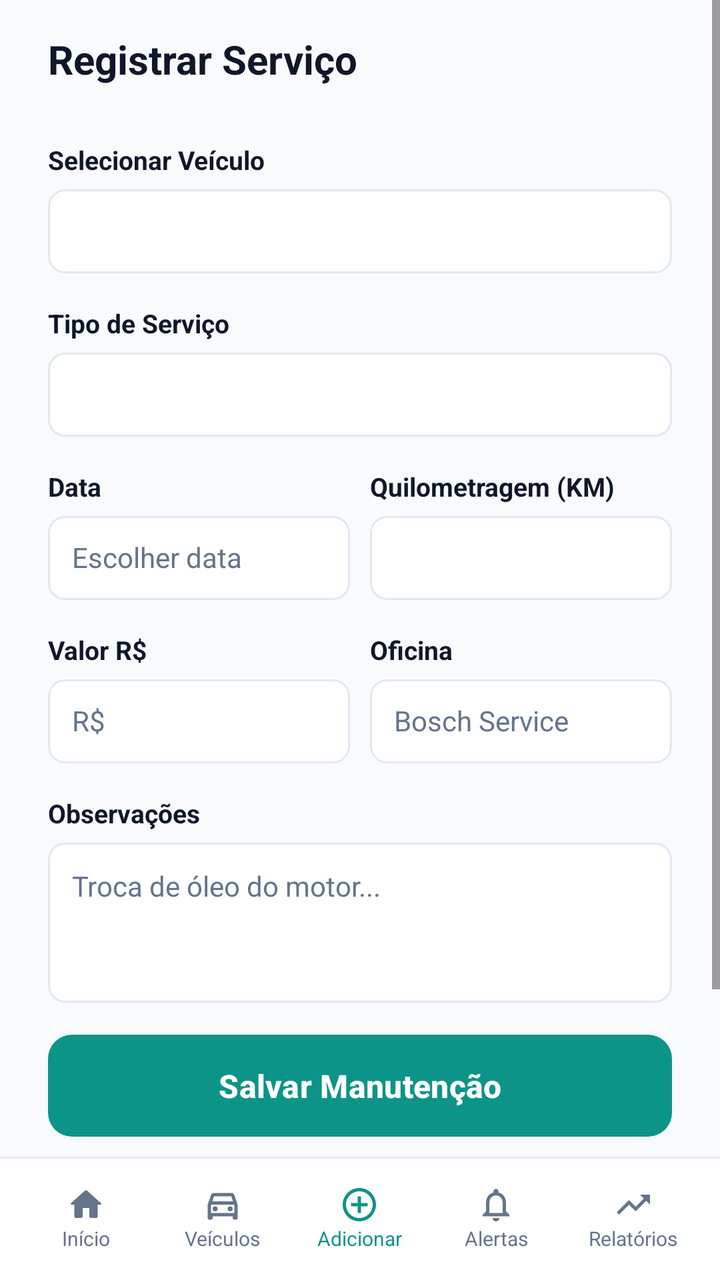
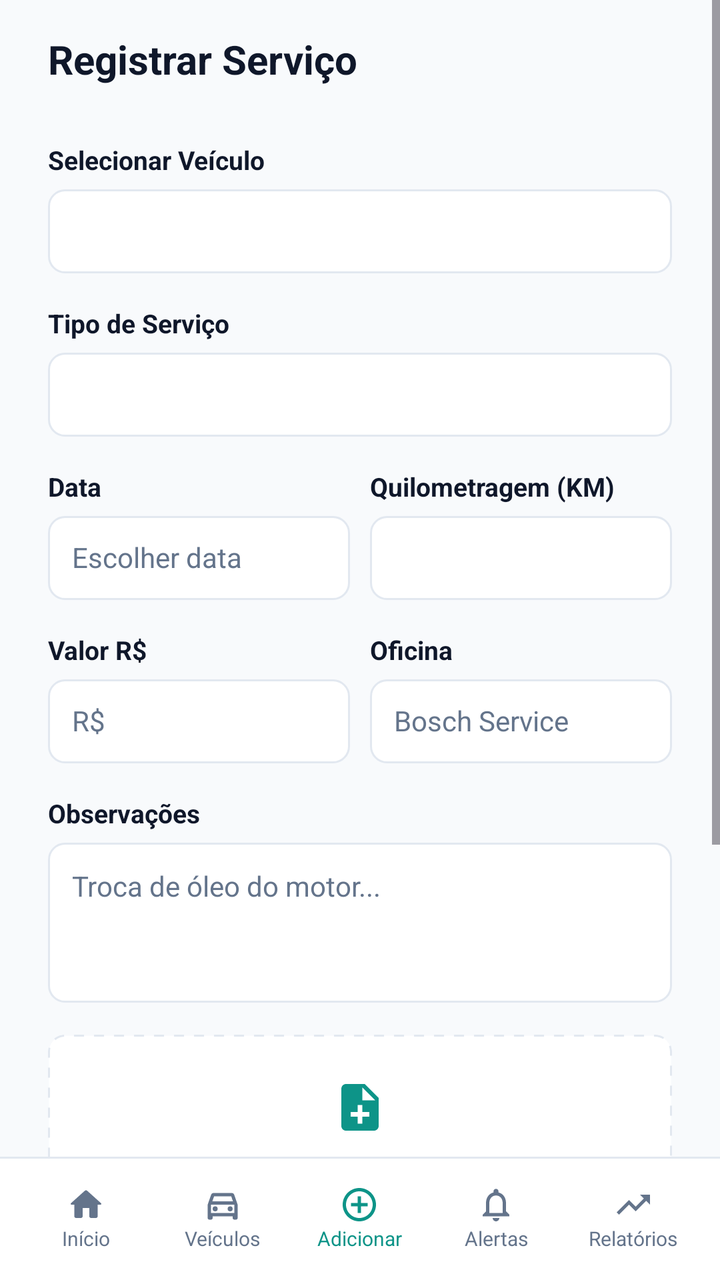

Two renders of the same Android screen: before a commit and after it. Below are the layout's source before the change and the commit's diff.
<!-- AndroidManifest.xml: application theme Theme.Virabraking -->
<!-- res/layout/activity_registrar_servico.xml -->
<?xml version="1.0" encoding="utf-8"?>
<androidx.constraintlayout.widget.ConstraintLayout xmlns:android="http://schemas.android.com/apk/res/android"
    xmlns:app="http://schemas.android.com/apk/res-auto"
    xmlns:tools="http://schemas.android.com/tools"
    android:layout_width="match_parent"
    android:layout_height="match_parent"
    android:background="#f8fafc"
    tools:context=".RegistrarServico">

    <ScrollView
        android:layout_width="match_parent"
        android:layout_height="0dp"
        android:fillViewport="true"
        app:layout_constraintTop_toTopOf="parent"
        app:layout_constraintBottom_toTopOf="@id/llMenu">

        <LinearLayout
            android:layout_width="match_parent"
            android:layout_height="wrap_content"
            android:orientation="vertical">

            <LinearLayout
                android:layout_width="match_parent"
                android:layout_height="wrap_content"
                android:paddingHorizontal="24dp"
                android:paddingVertical="16dp"
                android:gravity="center_vertical">

                <TextView
                    android:layout_width="match_parent"
                    android:layout_height="wrap_content"
                    android:text="Registrar Serviço"
                    android:textStyle="bold"
                    android:textSize="20sp"
                    android:textColor="#0F172A" />
            </LinearLayout>

            <LinearLayout
                android:layout_width="match_parent"
                android:layout_height="wrap_content"
                android:paddingHorizontal="24dp"
                android:paddingVertical="12dp"
                android:orientation="vertical">

                <LinearLayout
                    android:layout_width="match_parent"
                    android:layout_height="wrap_content"
                    android:layout_marginBottom="16dp"
                    android:orientation="vertical">

                    <TextView
                        android:layout_width="match_parent"
                        android:layout_height="wrap_content"
                        android:layout_marginBottom="6dp"
                        android:text="Selecionar Veículo"
                        android:textColor="#0F172A"
                        android:textSize="13sp"
                        android:textStyle="bold" />

                    <Spinner
                        android:id="@+id/spVeiculo"
                        android:layout_width="match_parent"
                        android:background="@drawable/bg_branco_arredondado_com_borda"
                        android:layout_height="42dp" />
                </LinearLayout>

                <LinearLayout
                    android:layout_width="match_parent"
                    android:layout_height="wrap_content"
                    android:layout_marginBottom="16dp"
                    android:orientation="vertical">

                    <TextView
                        android:layout_width="match_parent"
                        android:layout_height="wrap_content"
                        android:layout_marginBottom="6dp"
                        android:text="Tipo de Serviço"
                        android:textColor="#0F172A"
                        android:textSize="13sp"
                        android:textStyle="bold" />

                    <Spinner
                        android:id="@+id/sTipoServico"
                        android:layout_width="match_parent"
                        android:background="@drawable/bg_branco_arredondado_com_borda"
                        android:popupBackground="#ffffff"
                        android:layout_height="42dp" />
                </LinearLayout>

                <LinearLayout
                    android:layout_width="match_parent"
                    android:layout_height="wrap_content"
                    android:divider="@drawable/gap"
                    android:layout_marginBottom="16dp"
                    android:showDividers="middle">

                    <LinearLayout
                        android:layout_width="0dp"
                        android:layout_height="wrap_content"
                        android:orientation="vertical"
                        android:layout_weight="1">

                        <TextView
                            android:layout_width="match_parent"
                            android:layout_height="wrap_content"
                            android:layout_marginBottom="6dp"
                            android:text="Data"
                            android:textColor="#0F172A"
                            android:textSize="13sp"
                            android:textStyle="bold" />

                        <EditText
                            android:id="@+id/etData"
                            android:layout_width="match_parent"
                            android:layout_height="42dp"
                            android:background="@drawable/bg_branco_arredondado_com_borda"
                            android:hint="Escolher data"
                            android:textColorHint="#64748b"
                            android:textColor="#0F172A"
                            android:padding="12dp"
                            android:textSize="14sp"
                            android:focusable="false"
                            android:clickable="true"
                            android:cursorVisible="false"
                            android:importantForAutofill="no" />
                    </LinearLayout>

                    <LinearLayout
                        android:layout_width="0dp"
                        android:layout_height="wrap_content"
                        android:orientation="vertical"
                        android:layout_weight="1">

                        <TextView
                            android:layout_width="match_parent"
                            android:layout_height="wrap_content"
                            android:layout_marginBottom="6dp"
                            android:text="Quilometragem (KM)"
                            android:textColor="#0F172A"
                            android:textSize="13sp"
                            android:textStyle="bold" />

                        <EditText
                            android:id="@+id/etQuilometragem"
                            android:layout_width="match_parent"
                            android:layout_height="42dp"
                            android:background="@drawable/bg_branco_arredondado_com_borda"
                            android:inputType="number"
                            android:enabled="false"
                            android:textSize="14sp"
                            android:padding="12dp" />
                    </LinearLayout>
                </LinearLayout>

                <LinearLayout
                    android:layout_width="match_parent"
                    android:layout_height="wrap_content"
                    android:divider="@drawable/gap"
                    android:layout_marginBottom="16dp"
                    android:showDividers="middle">

                    <LinearLayout
                        android:layout_width="0dp"
                        android:layout_height="wrap_content"
                        android:orientation="vertical"
                        android:layout_weight="1">

                        <TextView
                            android:layout_width="match_parent"
                            android:layout_height="wrap_content"
                            android:layout_marginBottom="6dp"
                            android:text="Valor R$"
                            android:textColor="#0F172A"
                            android:textSize="13sp"
                            android:textStyle="bold" />

                        <EditText
                            android:id="@+id/etValor"
                            android:layout_width="match_parent"
                            android:layout_height="42dp"
                            android:background="@drawable/bg_branco_arredondado_com_borda"
                            android:inputType="numberDecimal"
                            android:hint="R$"
                            android:textColorHint="#64748b"
                            android:textColor="#0F172A"
                            android:padding="12dp"
                            android:textSize="14sp" />
                    </LinearLayout>

                    <LinearLayout
                        android:layout_width="0dp"
                        android:layout_height="wrap_content"
                        android:orientation="vertical"
                        android:layout_weight="1">

                        <TextView
                            android:layout_width="match_parent"
                            android:layout_height="wrap_content"
                            android:layout_marginBottom="6dp"
                            android:text="Oficina"
                            android:textColor="#0F172A"
                            android:textSize="13sp"
                            android:textStyle="bold" />

                        <EditText
                            android:id="@+id/etOficina"
                            android:layout_width="match_parent"
                            android:layout_height="42dp"
                            android:background="@drawable/bg_branco_arredondado_com_borda"
                            android:textColorHint="#64748b"
                            android:hint="Bosch Service"
                            android:textSize="14sp"
                            android:textColor="#0F172A"
                            android:padding="12dp" />
                    </LinearLayout>
                </LinearLayout>

                <LinearLayout
                    android:layout_width="match_parent"
                    android:layout_height="wrap_content"
                    android:layout_marginBottom="16dp"
                    android:orientation="vertical">

                    <TextView
                        android:layout_width="match_parent"
                        android:layout_height="wrap_content"
                        android:layout_marginBottom="6dp"
                        android:text="Observações"
                        android:textColor="#0F172A"
                        android:textSize="13sp"
                        android:textStyle="bold" />

                    <EditText
                        android:id="@+id/etObservacoes"
                        android:layout_width="match_parent"
                        android:layout_height="80dp"
                        android:background="@drawable/bg_branco_arredondado_com_borda"
                        android:hint="Troca de óleo do motor..."
                        android:textColorHint="#64748b"
                        android:textColor="#0F172A"
                        android:padding="12dp"
                        android:textSize="14sp"
                        android:gravity="start" />
                </LinearLayout>

                <Button
                    android:id="@+id/btnSalvarManutencao"
                    android:layout_width="match_parent"
                    android:layout_height="51dp"
                    android:background="@drawable/btn_borda_arredondada"
                    android:text="Salvar Manutenção"
                    android:textSize="16sp"
                    android:layout_marginBottom="12dp"
                    android:textStyle="bold"
                    android:textColor="#ffffff" />

                <View
                    android:layout_width="match_parent"
                    android:layout_height="2px"
                    android:background="#e2e8f0"
                    android:layout_marginBottom="16dp" />

                <Button
                    android:id="@+id/btnAbastecer"
                    android:layout_width="match_parent"
                    android:layout_height="51dp"
                    android:background="@drawable/btn_borda_arredondada"
                    android:text="Abastecer"
                    android:textSize="16sp"
                    android:layout_marginBottom="16dp"
                    android:textStyle="bold"
                    android:textColor="#ffffff" />
            </LinearLayout>
        </LinearLayout>
    </ScrollView>

    <LinearLayout
        android:id="@+id/llMenu"
        android:layout_width="match_parent"
        android:layout_height="wrap_content"
        android:orientation="horizontal"
        android:background="@drawable/borda_topo_menu_inferior"
        android:padding="14dp"
        android:divider="@drawable/gap"
        android:showDividers="middle"
        app:layout_constraintBottom_toBottomOf="parent">

        <LinearLayout
            android:id="@+id/llInicio"
            android:layout_width="0dp"
            android:layout_height="wrap_content"
            android:orientation="vertical"
            android:layout_weight="1"
            android:gravity="center">

            <ImageView
                android:layout_width="wrap_content"
                android:layout_height="wrap_content"
                android:src="@drawable/vetor_menu_inicio"
                app:tint="#64748b" />

            <TextView
                android:layout_width="wrap_content"
                android:layout_height="wrap_content"
                android:text="Início"
                android:textSize="10sp"
                android:textColor="#64748b" />
        </LinearLayout>

        <LinearLayout
            android:id="@+id/llVeiculos"
            android:layout_width="0dp"
            android:layout_height="wrap_content"
            android:orientation="vertical"
            android:layout_weight="1"
            android:gravity="center">

            <ImageView
                android:layout_width="wrap_content"
                android:layout_height="wrap_content"
                android:src="@drawable/vetor_menu_veiculo" />

            <TextView
                android:layout_width="wrap_content"
                android:layout_height="wrap_content"
                android:text="Veículos"
                android:textSize="10sp"
                android:textColor="#64748b" />
        </LinearLayout>

        <LinearLayout
            android:id="@+id/llAdicionar"
            android:layout_width="0dp"
            android:layout_height="wrap_content"
            android:orientation="vertical"
            android:layout_weight="1"
            android:gravity="center">

            <ImageView
                android:layout_width="wrap_content"
                android:layout_height="wrap_content"
                android:src="@drawable/vetor_menu_adicionar"
                app:tint="#0d9488" />

            <TextView
                android:layout_width="wrap_content"
                android:layout_height="wrap_content"
                android:text="Adicionar"
                android:textSize="10sp"
                android:textColor="#0d9488" />
        </LinearLayout>

        <LinearLayout
            android:id="@+id/llAlertas"
            android:layout_width="0dp"
            android:layout_height="wrap_content"
            android:orientation="vertical"
            android:layout_weight="1"
            android:gravity="center">

            <ImageView
                android:layout_width="wrap_content"
                android:layout_height="wrap_content"
                android:src="@drawable/vetor_menu_alertas" />

            <TextView
                android:layout_width="wrap_content"
                android:layout_height="wrap_content"
                android:text="Alertas"
                android:textSize="10sp"
                android:textColor="#64748b" />
        </LinearLayout>

        <LinearLayout
            android:id="@+id/llRelatorios"
            android:layout_width="0dp"
            android:layout_height="wrap_content"
            android:orientation="vertical"
            android:layout_weight="1"
            android:gravity="center">

            <ImageView
                android:layout_width="wrap_content"
                android:layout_height="wrap_content"
                android:src="@drawable/vetor_menu_relatorios" />

            <TextView
                android:layout_width="wrap_content"
                android:layout_height="wrap_content"
                android:text="Relatórios"
                android:textSize="10sp"
                android:textColor="#64748b" />
        </LinearLayout>
    </LinearLayout>
</androidx.constraintlayout.widget.ConstraintLayout>
<!-- resources referenced by this layout -->
<resources>
  <!-- drawable bg_branco_arredondado_com_borda (drawable) -->
  <?xml version="1.0" encoding="utf-8"?>
  <shape xmlns:android="http://schemas.android.com/apk/res/android"
      android:shape="rectangle">
  
      <solid android:color="#ffffff" />
      <stroke
          android:width="1dp"
          android:color="#e2e8f0" />
  
      <corners android:radius="8dp" />
  
  </shape>
  <!-- drawable borda_topo_menu_inferior (drawable) -->
  <?xml version="1.0" encoding="utf-8"?>
  <layer-list xmlns:android="http://schemas.android.com/apk/res/android">
      <item>
          <shape android:shape="rectangle">
              <solid android:color="#FFFFFF" />
          </shape>
      </item>
  
      <item android:height="1dp">
          <shape android:shape="rectangle">
              <solid android:color="#e2e8f0" />
          </shape>
      </item>
  
  </layer-list>
  <!-- drawable btn_borda_arredondada (drawable) -->
  <?xml version="1.0" encoding="utf-8"?>
  <shape xmlns:android="http://schemas.android.com/apk/res/android">
  
      <corners android:radius="12dp" />
  </shape>
  <!-- drawable gap (drawable) -->
  <?xml version="1.0" encoding="utf-8"?>
  <shape xmlns:android="http://schemas.android.com/apk/res/android">
      <size android:height="10dp" android:width="10dp" />
      <solid android:color="@android:color/transparent" />
  </shape>
  <!-- drawable vetor_menu_adicionar (drawable) -->
  <vector android:height="20dp" android:tint="#64748b"
      android:viewportHeight="24" android:viewportWidth="24"
      android:width="20dp" xmlns:android="http://schemas.android.com/apk/res/android">
      <path android:fillColor="@android:color/white" android:pathData="M13,7h-2v4L7,11v2h4v4h2v-4h4v-2h-4L13,7zM12,2C6.48,2 2,6.48 2,12s4.48,10 10,10 10,-4.48 10,-10S17.52,2 12,2zM12,20c-4.41,0 -8,-3.59 -8,-8s3.59,-8 8,-8 8,3.59 8,8 -3.59,8 -8,8z"/>
  </vector>
  <!-- drawable vetor_menu_inicio (drawable) -->
  <vector android:height="20dp" android:tint="#64748b"
      android:viewportHeight="24" android:viewportWidth="24"
      android:width="20dp" xmlns:android="http://schemas.android.com/apk/res/android">
      <path android:fillColor="@android:color/white" android:pathData="M10,19v-5h4v5c0,0.55 0.45,1 1,1h3c0.55,0 1,-0.45 1,-1v-7h1.7c0.46,0 0.68,-0.57 0.33,-0.87L12.67,3.6c-0.38,-0.34 -0.96,-0.34 -1.34,0l-8.36,7.53c-0.34,0.3 -0.13,0.87 0.33,0.87H5v7c0,0.55 0.45,1 1,1h3c0.55,0 1,-0.45 1,-1z"/>
  </vector>
  <!-- drawable vetor_menu_relatorios (drawable) -->
  <vector android:autoMirrored="true" android:height="20dp"
      android:tint="#64748b" android:viewportHeight="24"
      android:viewportWidth="24" android:width="20dp" xmlns:android="http://schemas.android.com/apk/res/android">
      <path android:fillColor="@android:color/white" android:pathData="M16,6l2.29,2.29 -4.88,4.88 -4,-4L2,16.59 3.41,18l6,-6 4,4 6.3,-6.29L22,12V6z"/>
  </vector>
  <style name="Theme.Virabraking" parent="Base.Theme.Virabraking" />
  <style name="Base.Theme.Virabraking" parent="Theme.Material3.DayNight.NoActionBar">
          
          <item name="colorPrimary">#0d9488</item>
      </style>
  <!-- unchanged entries left out for length: 2 -->
</resources>

<!-- the commit's change to res/layout/activity_registrar_servico.xml (unified diff, before → after) -->
@@ -242,6 +242,44 @@
                         android:textSize="14sp"
                         android:gravity="start" />
                 </LinearLayout>
+
+                <FrameLayout
+                    android:layout_width="match_parent"
+                    android:layout_height="100dp"
+                    android:clipToOutline="true"
+                    android:background="@drawable/bg_adicionar_foto_veiculo_tracejado"
+                    android:layout_marginBottom="16dp">
+
+                    <LinearLayout
+                        android:id="@+id/llComprovante"
+                        android:layout_width="match_parent"
+                        android:layout_height="match_parent"
+                        android:gravity="center"
+                        android:orientation="vertical"
+                        android:clickable="true"
+                        android:focusable="true">
+
+                        <ImageView
+                            android:layout_width="wrap_content"
+                            android:layout_height="wrap_content"
+                            android:src="@drawable/vetor_comprovante_nf"
+                            android:layout_marginBottom="8dp" />
+
+                        <TextView
+                            android:layout_width="wrap_content"
+                            android:layout_height="wrap_content"
+                            android:textColor="#0d9488"
+                            android:textStyle="bold"
+                            android:text="Adicionar Comprovante / Nota Fiscal"/>
+                    </LinearLayout>
+
+                    <ImageView
+                        android:id="@+id/ivComprovante"
+                        android:layout_width="match_parent"
+                        android:layout_height="match_parent"
+                        android:scaleType="centerCrop"
+                        android:visibility="gone" />
+                </FrameLayout>
 
                 <Button
                     android:id="@+id/btnSalvarManutencao"
<!-- resource entries referenced after the edit -->
@@ -1,5 +1,21 @@
 <!-- resources referenced by this layout -->
 <resources>
+  <!-- drawable bg_adicionar_foto_veiculo_tracejado (drawable) -->
+  <?xml version="1.0" encoding="utf-8"?>
+  <shape xmlns:android="http://schemas.android.com/apk/res/android"
+      android:shape="rectangle">
+  
+      <solid android:color="#ffffff" />
+  
+      <stroke
+          android:width="1dp"
+          android:color="#e2e8f0"
+          android:dashWidth="5dp"
+          android:dashGap="5dp" />
+  
+      <corners android:radius="8dp" />
+  
+  </shape>
   <!-- drawable bg_branco_arredondado_com_borda (drawable) -->
   <?xml version="1.0" encoding="utf-8"?>
   <shape xmlns:android="http://schemas.android.com/apk/res/android"
@@ -41,6 +57,15 @@
       <size android:height="10dp" android:width="10dp" />
       <solid android:color="@android:color/transparent" />
   </shape>
+  <!-- drawable vetor_comprovante_nf (drawable) -->
+  <vector xmlns:android="http://schemas.android.com/apk/res/android"
+      android:autoMirrored="true" android:height="28dp"
+      android:tint="#0d9488" android:viewportHeight="24"
+      android:viewportWidth="24" android:width="28dp">
+        
+      <path android:fillColor="@android:color/white" android:pathData="M14,2L6,2c-1.1,0 -1.99,0.9 -1.99,2L4,20c0,1.1 0.89,2 1.99,2L18,22c1.1,0 2,-0.9 2,-2L20,8l-6,-6zM16,16h-3v3h-2v-3L8,16v-2h3v-3h2v3h3v2zM13,9L13,3.5L18.5,9L13,9z"/>
+      
+  </vector>
   <!-- drawable vetor_menu_adicionar (drawable) -->
   <vector android:height="20dp" android:tint="#64748b"
       android:viewportHeight="24" android:viewportWidth="24"
